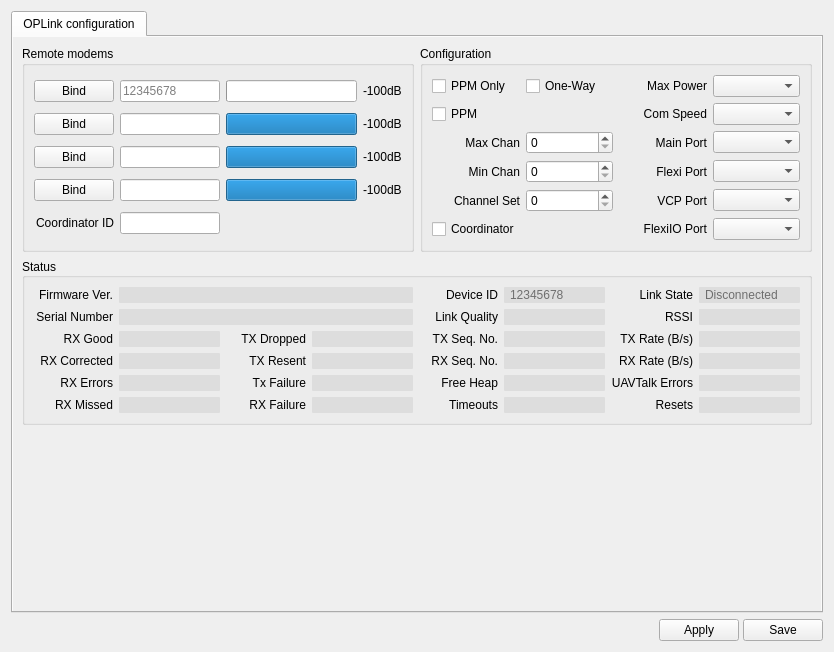
This is ground/openpilotgcs/src/plugins/config/pipxtreme.ui in openpilot/OpenPilot as Qt 5 draws it before an edit. The edited form follows.
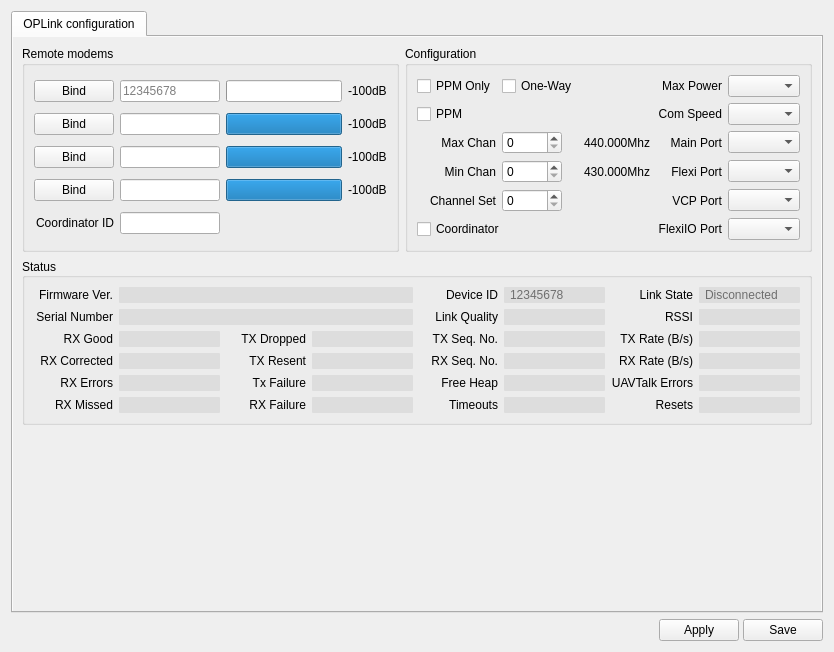
This is the edited form. Icons and pictures are not drawn.

Commit message: OP-1674 Add frequency display and limiting values - Allow channel 250.

Diff of the .ui file:
```diff
--- a/ground/openpilotgcs/src/plugins/config/pipxtreme.ui
+++ b/ground/openpilotgcs/src/plugins/config/pipxtreme.ui
@@ -49,8 +49,8 @@
            <rect>
             <x>0</x>
             <y>0</y>
-            <width>810</width>
-            <height>575</height>
+            <width>835</width>
+            <height>545</height>
            </rect>
           </property>
           <layout class="QGridLayout" name="gridLayout_5">
@@ -72,14 +72,14 @@
               <string>Configuration</string>
              </property>
              <layout class="QGridLayout" name="gridLayout_2">
-              <item row="4" column="3">
+              <item row="4" column="4">
                <widget class="QComboBox" name="ComSpeed">
                 <property name="statusTip">
                  <string>Com speed in bps.</string>
                 </property>
                </widget>
               </item>
-              <item row="4" column="2">
+              <item row="4" column="3">
                <widget class="QLabel" name="ComSpeedLabel">
                 <property name="font">
                  <font>
@@ -95,7 +95,7 @@
                 </property>
                </widget>
               </item>
-              <item row="9" column="2">
+              <item row="9" column="3">
                <widget class="QLabel" name="VCPPortLabel">
                 <property name="font">
                  <font>
@@ -111,7 +111,7 @@
                 </property>
                </widget>
               </item>
-              <item row="7" column="3">
+              <item row="7" column="4">
                <widget class="QComboBox" name="FlexiPort">
                 <property name="maximumSize">
                  <size>
@@ -124,7 +124,7 @@
                 </property>
                </widget>
               </item>
-              <item row="6" column="2">
+              <item row="6" column="3">
                <widget class="QLabel" name="MainPortLabel">
                 <property name="font">
                  <font>
@@ -140,7 +140,7 @@
                 </property>
                </widget>
               </item>
-              <item row="6" column="3">
+              <item row="6" column="4">
                <widget class="QComboBox" name="MainPort">
                 <property name="maximumSize">
                  <size>
@@ -153,7 +153,20 @@
                 </property>
                </widget>
               </item>
-              <item row="0" column="3">
+              <item row="9" column="4">
+               <widget class="QComboBox" name="VCPPort">
+                <property name="maximumSize">
+                 <size>
+                  <width>16777215</width>
+                  <height>16777215</height>
+                 </size>
+                </property>
+                <property name="toolTip">
+                 <string>Choose the function for the USB virtual com port</string>
+                </property>
+               </widget>
+              </item>
+              <item row="0" column="4">
                <widget class="QComboBox" name="MaxRFTxPower">
                 <property name="maximumSize">
                  <size>
@@ -172,7 +185,7 @@
                 </property>
                </widget>
               </item>
-              <item row="0" column="2">
+              <item row="0" column="3">
                <widget class="QLabel" name="MaxRFTxPowerLabel">
                 <property name="font">
                  <font>
@@ -188,20 +201,10 @@
                 </property>
                </widget>
               </item>
-              <item row="9" column="3">
-               <widget class="QComboBox" name="VCPPort">
-                <property name="maximumSize">
-                 <size>
-                  <width>16777215</width>
-                  <height>16777215</height>
-                 </size>
-                </property>
-                <property name="toolTip">
-                 <string>Choose the function for the USB virtual com port</string>
-                </property>
-               </widget>
+              <item row="10" column="4">
+               <widget class="QComboBox" name="FlexiIOPort"/>
               </item>
-              <item row="10" column="2">
+              <item row="10" column="3">
                <widget class="QLabel" name="FlexiIOPortLabel">
                 <property name="font">
                  <font>
@@ -217,10 +220,29 @@
                 </property>
                </widget>
               </item>
-              <item row="10" column="3">
-               <widget class="QComboBox" name="FlexiIOPort"/>
+              <item row="6" column="1">
+               <widget class="QSpinBox" name="MaximumChannel">
+                <property name="maximumSize">
+                 <size>
+                  <width>60</width>
+                  <height>16777215</height>
+                 </size>
+                </property>
+                <property name="font">
+                 <font>
+                  <weight>50</weight>
+                  <bold>false</bold>
+                 </font>
+                </property>
+                <property name="toolTip">
+                 <string>Channel 0 is 430 MHz, channel 250 is 440 MHz, and the channel spacing is 40 KHz.</string>
+                </property>
+                <property name="maximum">
+                 <number>250</number>
+                </property>
+               </widget>
               </item>
-              <item row="7" column="2">
+              <item row="7" column="3">
                <widget class="QLabel" name="FlexiPortLabel">
                 <property name="font">
                  <font>
@@ -252,22 +274,6 @@
                 </property>
                </widget>
               </item>
-              <item row="6" column="1">
-               <widget class="QSpinBox" name="MaximumChannel">
-                <property name="font">
-                 <font>
-                  <weight>50</weight>
-                  <bold>false</bold>
-                 </font>
-                </property>
-                <property name="toolTip">
-                 <string>Channel 0 is 430 MHz, channel 249 is 440 MHz, and the channel spacing is 40 KHz.</string>
-                </property>
-                <property name="maximum">
-                 <number>249</number>
-                </property>
-               </widget>
-              </item>
               <item row="7" column="0">
                <widget class="QLabel" name="MinimumChannelLabel">
                 <property name="font">
@@ -286,6 +292,12 @@
               </item>
               <item row="7" column="1">
                <widget class="QSpinBox" name="MinimumChannel">
+                <property name="maximumSize">
+                 <size>
+                  <width>60</width>
+                  <height>16777215</height>
+                 </size>
+                </property>
                 <property name="font">
                  <font>
                   <weight>50</weight>
@@ -296,7 +308,7 @@
                  <string>Channel 0 is 430 MHz, channel 249 is 440 MHz, and the channel spacing is 40 KHz.</string>
                 </property>
                 <property name="maximum">
-                 <number>249</number>
+                 <number>250</number>
                 </property>
                </widget>
               </item>
@@ -318,6 +330,12 @@
               </item>
               <item row="9" column="1">
                <widget class="QSpinBox" name="ChannelSet">
+                <property name="maximumSize">
+                 <size>
+                  <width>60</width>
+                  <height>16777215</height>
+                 </size>
+                </property>
                 <property name="font">
                  <font>
                   <weight>50</weight>
@@ -328,7 +346,7 @@
                  <string>Sets the random sequence of channels to use for frequency hopping.</string>
                 </property>
                 <property name="maximum">
-                 <number>249</number>
+                 <number>250</number>
                 </property>
                </widget>
               </item>
@@ -396,6 +414,32 @@
                 </property>
                </widget>
               </item>
+              <item row="6" column="2">
+               <widget class="QLabel" name="MaxFreq">
+                <property name="maximumSize">
+                 <size>
+                  <width>105</width>
+                  <height>16777215</height>
+                 </size>
+                </property>
+                <property name="text">
+                 <string>440.000Mhz</string>
+                </property>
+               </widget>
+              </item>
+              <item row="7" column="2">
+               <widget class="QLabel" name="MinFreq">
+                <property name="maximumSize">
+                 <size>
+                  <width>105</width>
+                  <height>16777215</height>
+                 </size>
+                </property>
+                <property name="text">
+                 <string>430.000Mhz</string>
+                </property>
+               </widget>
+              </item>
              </layout>
             </widget>
            </item>
```
Left out of the diff: 2 changed lines with no effect on the pictures. The commit also changes 2 other files.
